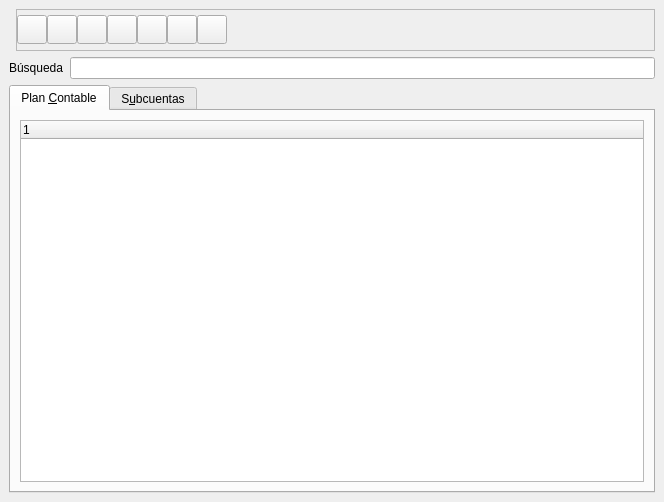
Before: the Qt Designer form bulmages/bulmacont/src/contabilidad/listcuentasbase.ui in eboladev/Bulmages-1, drawn with Qt 5.
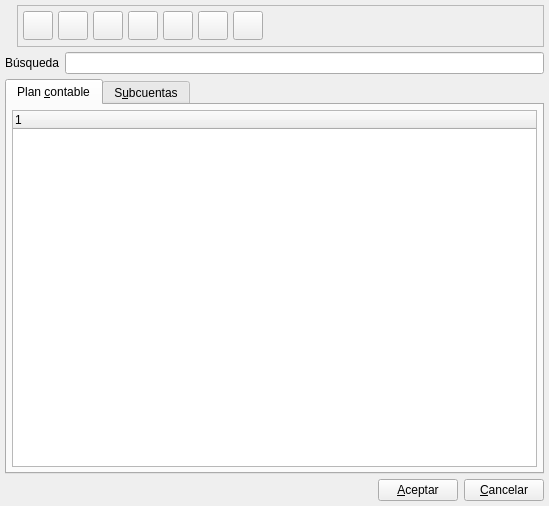
After: the same form once the commit is applied. Icons and pictures are not drawn.

```diff
--- a/bulmages/bulmacont/src/contabilidad/listcuentasbase.ui
+++ b/bulmages/bulmacont/src/contabilidad/listcuentasbase.ui
@@ -7,8 +7,8 @@
    <rect>
     <x>0</x>
     <y>0</y>
-    <width>664</width>
-    <height>502</height>
+    <width>549</width>
+    <height>506</height>
    </rect>
   </property>
   <property name="windowTitle" >
@@ -22,10 +22,10 @@
   </property>
   <layout class="QVBoxLayout" >
    <property name="margin" >
-    <number>9</number>
+    <number>5</number>
    </property>
    <property name="spacing" >
-    <number>6</number>
+    <number>5</number>
    </property>
    <item>
     <layout class="QHBoxLayout" >
@@ -33,7 +33,7 @@
       <number>0</number>
      </property>
      <property name="spacing" >
-      <number>0</number>
+      <number>5</number>
      </property>
      <item>
       <widget class="QLabel" name="pixmapLabel1" >
@@ -83,10 +83,10 @@
        </property>
        <layout class="QHBoxLayout" >
         <property name="margin" >
-         <number>0</number>
+         <number>5</number>
         </property>
         <property name="spacing" >
-         <number>0</number>
+         <number>5</number>
         </property>
         <item>
          <widget class="QToolButton" name="mui_editar" >
@@ -319,7 +319,7 @@
       <number>0</number>
      </property>
      <property name="spacing" >
-      <number>6</number>
+      <number>5</number>
      </property>
      <item>
       <widget class="QLabel" name="TextLabel2" >
@@ -343,30 +343,30 @@
      </property>
      <widget class="QWidget" name="tab" >
       <attribute name="title" >
-       <string>Plan &amp;Contable</string>
+       <string>Plan &amp;contable</string>
       </attribute>
       <layout class="QVBoxLayout" >
        <property name="margin" >
-        <number>9</number>
+        <number>5</number>
        </property>
        <property name="spacing" >
-        <number>6</number>
+        <number>5</number>
        </property>
        <item>
         <widget class="QTreeWidget" name="ListView1" />
        </item>
       </layout>
      </widget>
-     <widget class="QWidget" name="tab" >
+     <widget class="QWidget" name="tab2" >
       <attribute name="title" >
        <string>S&amp;ubcuentas</string>
       </attribute>
       <layout class="QGridLayout" >
        <property name="margin" >
-        <number>11</number>
+        <number>5</number>
        </property>
        <property name="spacing" >
-        <number>6</number>
+        <number>5</number>
        </property>
        <item row="0" column="0" >
         <widget class="QTableWidget" name="tablacuentas" />
@@ -375,6 +375,43 @@
      </widget>
     </widget>
    </item>
+   <item>
+    <layout class="QHBoxLayout" >
+     <property name="margin" >
+      <number>0</number>
+     </property>
+     <property name="spacing" >
+      <number>6</number>
+     </property>
+     <item>
+      <spacer>
+       <property name="orientation" >
+        <enum>Qt::Horizontal</enum>
+       </property>
+       <property name="sizeHint" >
+        <size>
+         <width>40</width>
+         <height>20</height>
+        </size>
+       </property>
+      </spacer>
+     </item>
+     <item>
+      <widget class="QPushButton" name="mui_aceptar" >
+       <property name="text" >
+        <string>&amp;Aceptar</string>
+       </property>
+      </widget>
+     </item>
+     <item>
+      <widget class="QPushButton" name="mui_cancelar" >
+       <property name="text" >
+        <string>&amp;Cancelar</string>
+       </property>
+      </widget>
+     </item>
+    </layout>
+   </item>
   </layout>
  </widget>
  <layoutdefault spacing="6" margin="11" />
```
Left out of the diff: 8 changed lines with no effect on the pictures.
